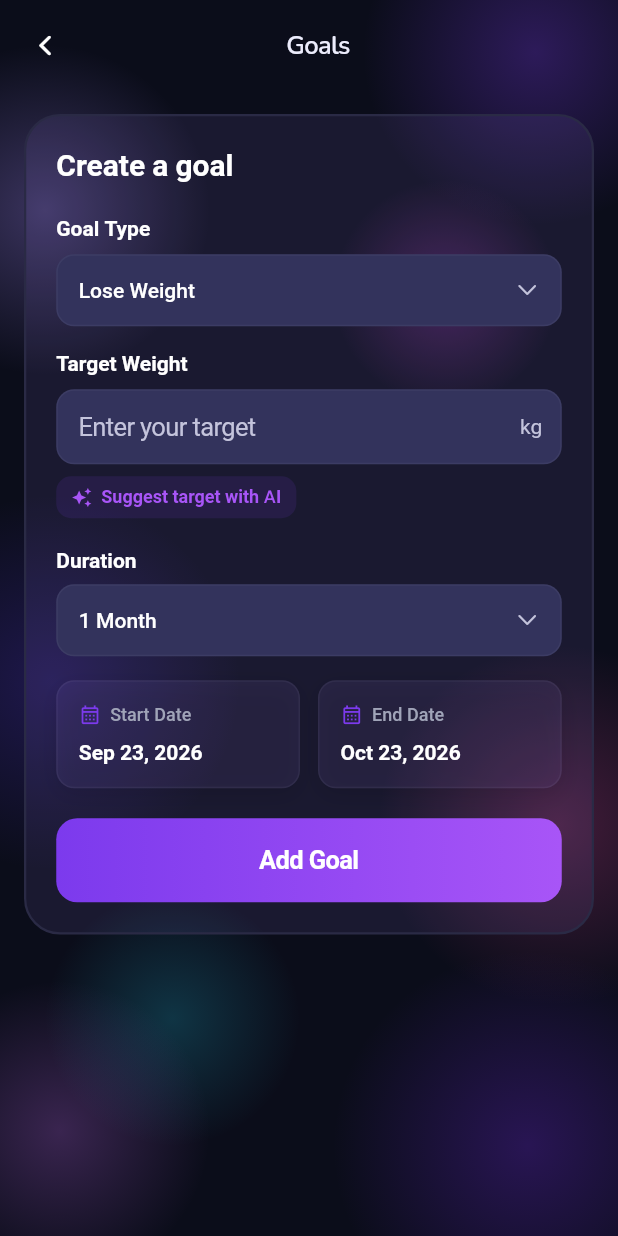
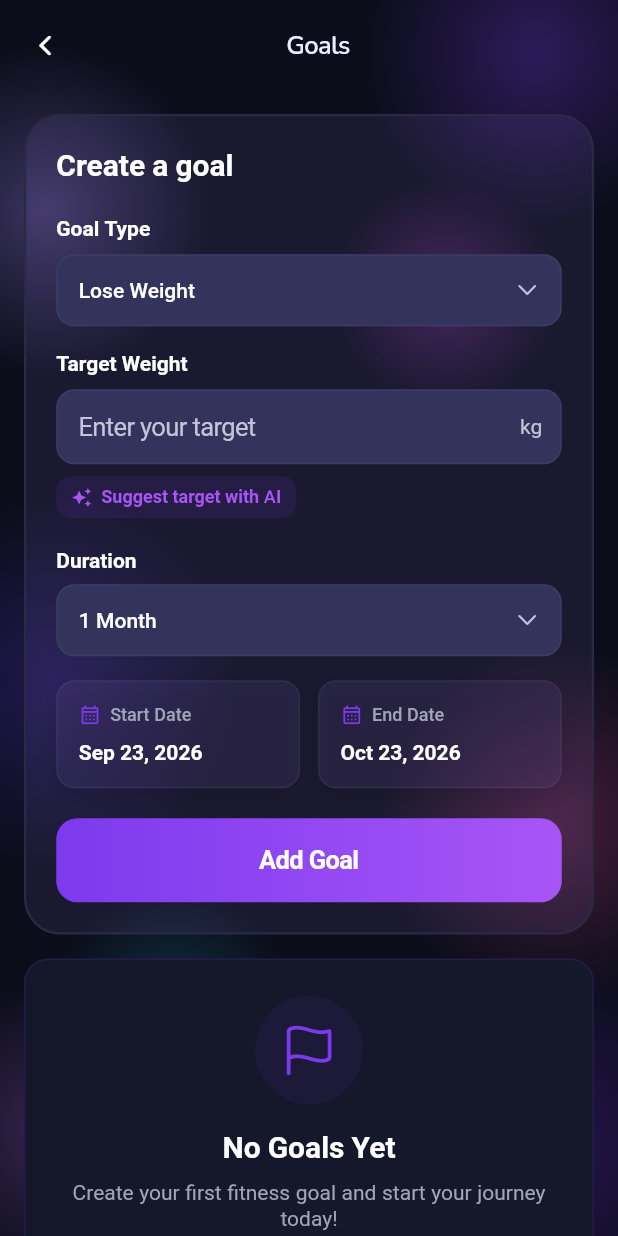
Before and after one commit to JohnPaul010505/capstsh, a Flutter app: the GoalsPage screen opened by its route, on a phone screen of 412 x 824 dp. Run offline on Flutter 3.47's test engine with Material 3 defaults, Android fonts, the light colour scheme and no system bars; drawn by our look-alikes of flutter_animate; our stand-ins replace camera, fl_chart, flutter_dotenv, flutter_riverpod, go_router, google_fonts and 5 more; missing offline and left inert: dart:js_interop, dart:ui_web, haptic_feedback, mobile_scanner; accounts and stored records are empty.

Commit message:
fix(member): move membership card off home; goals page shows create card only when no active goal
Home: delete _MembershipCard widget, its render, and the memberships query from homeDataProvider (one less query). Membership screen's MembershipStatusCard already covers Daily/Monthly. Goals: delete _MembershipEntryCard; _GoalsBody hides CreateGoalCard while any goal is in progress (status active + end date not passed, matching GoalCard's display); Create card returns once every goal is done; empty list uses EmptyGoalsState.

```diff
--- a/mobile/fitness_app/lib/features/member/goals/pages/goals_screen.dart
+++ b/mobile/fitness_app/lib/features/member/goals/pages/goals_screen.dart
@@ -7,15 +7,12 @@ import 'package:shared/services/notification_service.dart';
 import '../../../../app/design_tokens.dart';
 import '../../../../features/shared/widgets/clay/clay_card.dart';
 import '../../../shared/widgets/app_glow_background.dart';
+import '../../../shared/widgets/animations.dart' show StaggeredFadeIn;
 import 'create_goal_card.dart';
 import 'goal_card.dart';
+import 'empty_goals_state.dart';
 
 const bgDark = Color(0xFF0B0D1A);
-const cardDark = Color(0xFF15172A);
-const inputDark = Color(0xFF1E2035);
-const primaryPurple = Color(0xFF7C3AED);
-const highlightPurple = Color(0xFFA855F7);
-const textPrimary = Color(0xFFFFFFFF);
 const textSecondary = Color(0xFFA0A4B8);
 
 final goalsProvider = FutureProvider<List<Map<String, dynamic>>>((ref) async {
@@ -49,13 +46,9 @@ class _GoalsPageState extends ConsumerState<GoalsPage> {
             children: [
               _buildHeader('Goals'),
               Expanded(
-                child: ListView(
-                  padding: const EdgeInsets.symmetric(
-                    horizontal: 16,
-                    vertical: 16,
-                  ),
-                  children: [
-                    CreateGoalCard(
+                child: goalsAsync.when(
+                  data: (goals) => _GoalsBody(
+                    goals: goals,
                     onGoalAdded: () {
                       ScaffoldMessenger.of(context).showSnackBar(
                         SnackBar(
@@ -65,30 +58,10 @@ class _GoalsPageState extends ConsumerState<GoalsPage> {
                         ),
                       );
                     },
-                    ),
-                    goalsAsync.when(
-                      data: (goals) => goals.isEmpty
-                          ? const SizedBox.shrink()
-                          : Padding(
-                              padding: const EdgeInsets.only(top: 24),
-                              child: ClayCard(
-                                variant: ClayCardVariant.outlined,
-                                backgroundColor: ClayTokens.clayPrimaryLight.withAlpha(25),
-                                customPadding: const EdgeInsets.all(16),
-                                padding: ClayCardPadding.none,
-                                borderRadius: BorderRadius.circular(16),
-                                child: Column(
-                                  children: goals.asMap().entries.map((entry) {
-                                    final g = entry.value;
-                                    return GoalCard(
-                                      goal: g,
-                                      onToggleStatus: () async {
-                                        final currentStatus =
-                                            g['status'] as String? ?? 'active';
+                    onToggleStatus: (g) async {
+                      final currentStatus = g['status'] as String? ?? 'active';
                       final newStatus =
-                                            currentStatus == 'active'
-                                            ? 'completed'
-                                            : 'active';
+                          currentStatus == 'active' ? 'completed' : 'active';
                       await SupabaseClientService().client
                           .from('goals')
                           .update({'status': newStatus})
@@ -99,23 +72,26 @@ class _GoalsPageState extends ConsumerState<GoalsPage> {
                           .currentUser!
                           .id;
                       if (newStatus == 'completed') {
-                                          await NotificationService()
-                                              .createNotification(
+                        // Self-notifications are denied by the notifications insert policy
+                        // (user_id <> auth.uid()); a failed notification must never block
+                        // the status refresh below.
+                        try {
+                          await NotificationService().createNotification(
                             userId: userId,
                             title: 'Goal Completed',
                             body:
                                 'Congratulations! You completed your ${g['goal_type'] ?? 'fitness'} goal.',
                           );
+                        } catch (e) {
+                          debugPrint('GOAL NOTIFY failed: $e');
+                        }
                       }
                       ref.invalidate(goalsProvider);
                     },
-                                    );
-                                  }).toList(),
                   ),
+                  loading: () => const Center(
+                    child: CupertinoActivityIndicator(),
                   ),
-                            ),
-                      loading: () =>
-                          const Center(child: CupertinoActivityIndicator()),
                   error: (e, _) => Padding(
                     padding: const EdgeInsets.all(16),
                     child: Text(
@@ -126,8 +102,6 @@ class _GoalsPageState extends ConsumerState<GoalsPage> {
                       ),
                     ),
                   ),
-                    ),
-                  ],
                 ),
               ),
             ],
@@ -165,3 +139,66 @@ class _GoalsPageState extends ConsumerState<GoalsPage> {
     );
   }
 }
+
+
+/// Goals list body: while any goal is in progress only the goals show;
+/// once every goal is done (or none exists yet) the Create card shows above.
+class _GoalsBody extends StatelessWidget {
+  final List<Map<String, dynamic>> goals;
+  final VoidCallback onGoalAdded;
+  final void Function(Map<String, dynamic> goal) onToggleStatus;
+
+  const _GoalsBody({
+    required this.goals,
+    required this.onGoalAdded,
+    required this.onToggleStatus,
+  });
+
+  /// A goal is "in progress" when its DB status is still active and its end
+  /// date has not passed — this matches how GoalCard renders it (an overdue
+  /// row already displays as completed).
+  bool _inProgress(Map<String, dynamic> g) {
+    if ((g['status'] as String? ?? 'active') != 'active') return false;
+    final end = DateTime.tryParse(g['end_date']?.toString() ?? '');
+    return end == null || !end.isBefore(DateTime.now());
+  }
+
+  @override
+  Widget build(BuildContext context) {
+    final hasActiveGoal = goals.any(_inProgress);
+
+    return ListView(
+      padding: const EdgeInsets.symmetric(horizontal: 16, vertical: 16),
+      children: [
+        if (!hasActiveGoal) ...[
+          StaggeredFadeIn(
+            index: 0,
+            child: CreateGoalCard(onGoalAdded: onGoalAdded),
+          ),
+          const SizedBox(height: 16),
+        ],
+        if (goals.isEmpty)
+          const EmptyGoalsState()
+        else
+          StaggeredFadeIn(
+            index: hasActiveGoal ? 0 : 1,
+            child: ClayCard(
+              variant: ClayCardVariant.outlined,
+              backgroundColor: ClayTokens.clayPrimaryLight.withAlpha(25),
+              customPadding: const EdgeInsets.all(16),
+              padding: ClayCardPadding.none,
+              borderRadius: BorderRadius.circular(16),
+              child: Column(
+                children: goals
+                    .map((g) => GoalCard(
+                          goal: g,
+                          onToggleStatus: () => onToggleStatus(g),
+                        ))
+                    .toList(),
+              ),
+            ),
+          ),
+      ],
+    );
+  }
+}
```
Also changed, not shown: mobile/fitness_app/lib/features/member/home/pages/home_page.dart (+12 -137 lines). Lines whose indentation alone changed are shown as unchanged.
